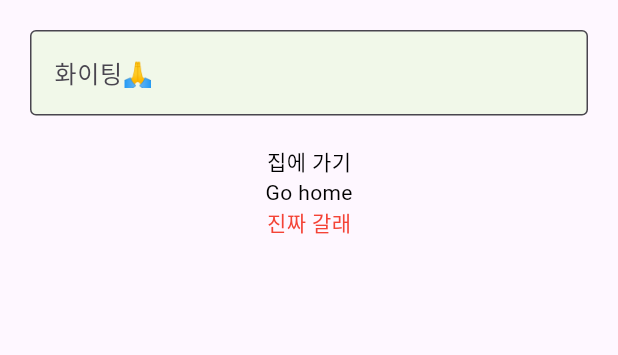
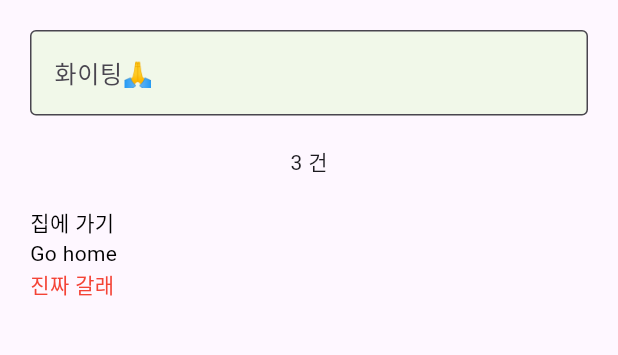
Before and after one commit to AeyeonHan/ttodo, a Flutter app: the screen it shows after launch, on a phone screen of 412 x 824 dp, the part 84-439 px from its top. Run offline on Flutter 3.47's test engine with Material 3 defaults, Android fonts, the light colour scheme and no system bars; our stand-ins replace flutter_riverpod, riverpod_annotation; generated files the repository leaves out were written again.

Commit message:
add count

```diff
--- a/lib/todo_list.dart
+++ b/lib/todo_list.dart
@@ -42,7 +42,12 @@ class TodoList extends ConsumerWidget {
             SizedBox(
               height: 20.0,
             ),
+            Text('${todoList.length} 건'),
+            SizedBox(
+              height: 20.0,
+            ),
             Column(
+              crossAxisAlignment: CrossAxisAlignment.stretch,
               children: [
                 for (var todo in todoList)
                   GestureDetector(
@@ -71,6 +76,10 @@ class TodoList extends ConsumerWidget {
                       todoNotifier.toggle(todo.id);
                       print('onDoubleTap: ${todo.description}');
                     },
+                    onHorizontalDragEnd: (value) {
+                      print(
+                          'onHorizontalDragEnd: ${todo.description} / value: ${value}');
+                    },
                   ),
               ],
             )
```
